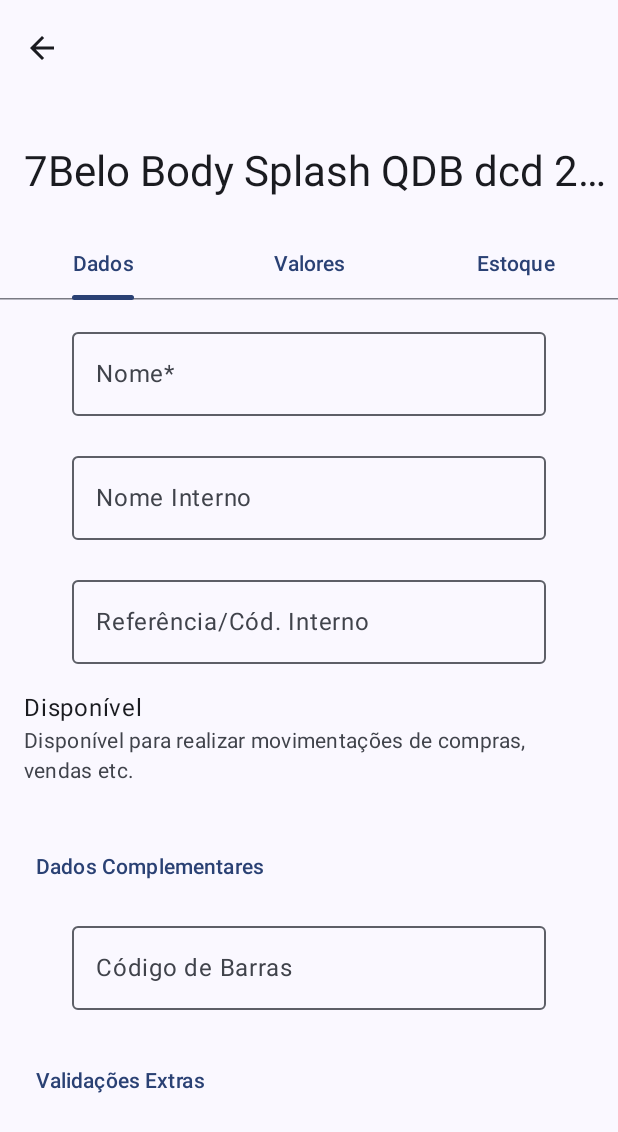
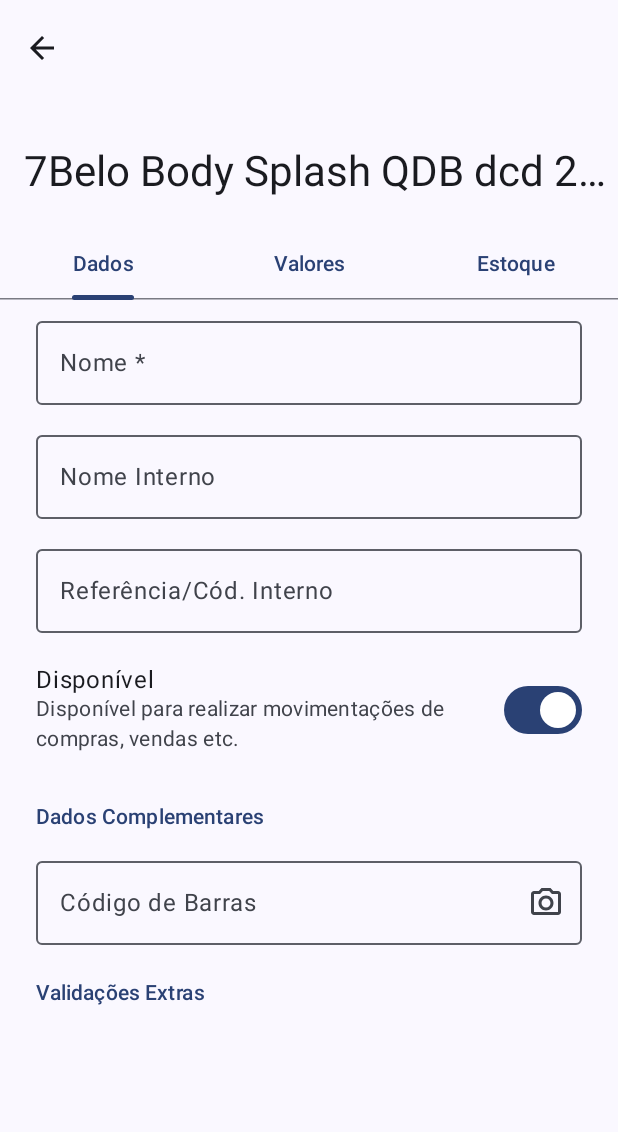
Before and after one commit to gabrielwbenatti/cosmetika, an Android app built with Jetpack Compose: the ProductsDetailPage screen opened through its navigation route, on a phone screen of 412 x 824 dp. Shown: the top 1132 px of the screen. Run offline under Robolectric (Android 15) with nearby library versions, the phone set to English and light mode, and no system bars.

Commit message:
modificações na ui

```diff
--- a/CosmetikaApp/app/src/main/java/com/nittbae/cosmetika/ui/components/base/CKOutlinedTextField.kt
+++ b/CosmetikaApp/app/src/main/java/com/nittbae/cosmetika/ui/components/base/CKOutlinedTextField.kt
@@ -2,10 +2,13 @@ package com.nittbae.cosmetika.ui.components.base
 
 import androidx.compose.foundation.layout.fillMaxWidth
 import androidx.compose.foundation.layout.padding
+import androidx.compose.foundation.text.KeyboardActions
+import androidx.compose.foundation.text.KeyboardOptions
 import androidx.compose.material3.OutlinedTextField
 import androidx.compose.material3.Text
 import androidx.compose.runtime.Composable
 import androidx.compose.ui.Modifier
+import androidx.compose.ui.text.input.ImeAction
 import androidx.compose.ui.unit.dp
 import com.nittbae.cosmetika.ui.theme.CKLayout
 
@@ -14,12 +17,19 @@ fun CKOutlinedTextField(
     modifier: Modifier = Modifier,
     label: String,
     value: String,
+    trailingIcon: (@Composable () -> Unit)? = null,
+    imeAction: ImeAction = ImeAction.Default,
     onValueChange: (String) -> Unit,
 ) {
     OutlinedTextField(
-        modifier = modifier.padding(horizontal = CKLayout.H_PADDING, vertical = CKLayout.V_PADDING / 3),
+        modifier = modifier
+            .padding(horizontal = CKLayout.H_PADDING, vertical = CKLayout.H_PADDING / 4),
         label = { Text(text = label) },
         value = value,
-        onValueChange = onValueChange
+        trailingIcon = trailingIcon,
+        onValueChange = onValueChange,
+        keyboardOptions = KeyboardOptions(
+            imeAction = imeAction
+        )
     )
 }
--- a/CosmetikaApp/app/src/main/java/com/nittbae/cosmetika/ui/components/base/CKSettingItemList.kt
+++ b/CosmetikaApp/app/src/main/java/com/nittbae/cosmetika/ui/components/base/CKSettingItemList.kt
@@ -18,6 +18,7 @@ import androidx.compose.ui.Modifier
 import androidx.compose.ui.graphics.Color
 import androidx.compose.ui.text.style.TextOverflow
 import androidx.compose.ui.unit.dp
+import com.nittbae.cosmetika.ui.theme.CKLayout
 
 @Composable
 fun CKSettingListItem(
@@ -25,8 +26,8 @@ fun CKSettingListItem(
     headline: String,
     supportingText: String? = null,
     leading: (@Composable () -> Unit)? = null,
+    onClick: (() -> Unit)? = null,
     trailing: (@Composable () -> Unit)? = null,
-    onClick: (() -> Unit)? = null,
 ) {
     Surface(
         modifier = Modifier
@@ -35,7 +36,7 @@ fun CKSettingListItem(
         color = Color.Unspecified
     ) {
         Row(
-            modifier = Modifier.padding(horizontal = 24.dp, vertical = 8.dp),
+            modifier = Modifier.padding(horizontal = CKLayout.H_PADDING, vertical = CKLayout.V_PADDING),
             horizontalArrangement = Arrangement.SpaceBetween,
             verticalAlignment = Alignment.CenterVertically
         ) {
@@ -53,7 +54,6 @@ fun CKSettingListItem(
                 modifier = Modifier
                     .weight(1f)
                     .fillMaxHeight()
-                    .padding(end = 16.dp)
             ) {
                 Text(
                     text = headline,
@@ -72,7 +72,11 @@ fun CKSettingListItem(
                 }
             }
 
-            trailing?.invoke()
+            trailing?.let {
+                Box(modifier = Modifier.padding(start = CKLayout.V_PADDING)){
+                    it()
+                }
+            }
         }
     }
 }
--- a/CosmetikaApp/app/src/main/java/com/nittbae/cosmetika/ui/components/base/CKSubtitle.kt
+++ b/CosmetikaApp/app/src/main/java/com/nittbae/cosmetika/ui/components/base/CKSubtitle.kt
@@ -8,6 +8,7 @@ import androidx.compose.runtime.Composable
 import androidx.compose.ui.Modifier
 import androidx.compose.ui.graphics.Color
 import androidx.compose.ui.unit.dp
+import com.nittbae.cosmetika.ui.theme.CKLayout
 
 @Composable
 fun CKSubtitle(
@@ -18,8 +19,12 @@ fun CKSubtitle(
     Text(
         text = text,
         modifier = modifier
-            .fillMaxWidth()
-            .padding(vertical = 8.dp),
+            .padding(
+                start = CKLayout.H_PADDING,
+                top = CKLayout.V_PADDING,
+                end = CKLayout.H_PADDING,
+                bottom = CKLayout.V_PADDING / 3
+            ),
         color = color,
         style = MaterialTheme.typography.labelLarge
     )
--- a/CosmetikaApp/app/src/main/java/com/nittbae/cosmetika/ui/page/home/products/ProductListItem.kt
+++ b/CosmetikaApp/app/src/main/java/com/nittbae/cosmetika/ui/page/home/products/ProductListItem.kt
@@ -11,21 +11,16 @@ fun ProductListItem(
     headline: String,
     supportingText: String? = null,
     leading: (@Composable () -> Unit)? = null,
+    onClick: () -> Unit = {},
     trailing: (@Composable () -> Unit)? = null,
-    onClick: () -> Unit = {},
 ) {
-    ListItem(
-        headlineContent = { Text(text = headline) },
-        supportingText = { if (supportingText != null) Text(text = supportingText) }
-    )
-
-
     CKSettingListItem(
         modifier,
         headline,
         supportingText,
         leading,
-        trailing,
         onClick
-    )
+    ) {
+        trailing?.invoke()
+    }
 }
--- a/CosmetikaApp/app/src/main/java/com/nittbae/cosmetika/ui/page/home/products/ProductsPage.kt
+++ b/CosmetikaApp/app/src/main/java/com/nittbae/cosmetika/ui/page/home/products/ProductsPage.kt
@@ -33,13 +33,12 @@ fun ProductsPage(
         LazyColumn {
             item {
                 CKSubtitle(
-                    modifier = Modifier.padding(horizontal = 24.dp),
                     text = "${3} produtos cadastrados"
                 )
             }
             item {
                 ProductListItem(
-                    modifier = Modifier.padding(horizontal = 24.dp ),
+                    modifier = Modifier.padding(horizontal = 24.dp),
                     headline = "7Belo Body Splash QDB 200ml",
                     supportingText = "Perfumaria",
                     trailing = { Text(text = "62,90") },
--- a/CosmetikaApp/app/src/main/java/com/nittbae/cosmetika/ui/page/home/products/detail/ProductsDetailPage.kt
+++ b/CosmetikaApp/app/src/main/java/com/nittbae/cosmetika/ui/page/home/products/detail/ProductsDetailPage.kt
@@ -7,6 +7,7 @@ import androidx.compose.foundation.layout.padding
 import androidx.compose.foundation.lazy.LazyColumn
 import androidx.compose.material.icons.Icons
 import androidx.compose.material.icons.automirrored.filled.ArrowBack
+import androidx.compose.material.icons.filled.Info
 import androidx.compose.material3.ExperimentalMaterial3Api
 import androidx.compose.material3.Icon
 import androidx.compose.material3.IconButton
@@ -20,12 +21,16 @@ import androidx.compose.runtime.Composable
 import androidx.compose.material3.Text
 import androidx.compose.runtime.getValue
 import androidx.compose.runtime.mutableIntStateOf
+import androidx.compose.runtime.mutableStateOf
 import androidx.compose.runtime.remember
 import androidx.compose.runtime.setValue
 import androidx.compose.ui.Modifier
+import androidx.compose.ui.res.painterResource
+import androidx.compose.ui.text.input.ImeAction
 import androidx.compose.ui.text.style.TextOverflow
 import androidx.compose.ui.unit.dp
 import androidx.navigation.NavController
+import com.nittbae.cosmetika.R
 import com.nittbae.cosmetika.ui.components.base.CKOutlinedTextField
 import com.nittbae.cosmetika.ui.components.base.CKScaffold
 import com.nittbae.cosmetika.ui.components.base.CKSubtitle
@@ -58,6 +63,7 @@ fun ProductsDetailPage(
         }
     ) {
         var state by remember { mutableIntStateOf(0) }
+        var avaliable by remember { mutableStateOf(true) }
         val titles = listOf("Dados", "Valores", "Estoque")
 
         PrimaryTabRow(selectedTabIndex = state) {
@@ -74,62 +80,65 @@ fun ProductsDetailPage(
             item {
                 CKOutlinedTextField(
                     modifier = Modifier
-                        .fillMaxWidth()
-                        .padding(24.dp, 8.dp, 24.dp),
-                    label = "Nome*",
+                        .fillMaxWidth(),
+                    label = "Nome *",
                     value = "",
+                    imeAction = ImeAction.Next,
                     onValueChange = {}
                 )
                 CKOutlinedTextField(
                     modifier = Modifier
-                        .fillMaxWidth()
-                        .padding(24.dp, 8.dp, 24.dp),
+                        .fillMaxWidth(),
                     label = "Nome Interno",
                     value = "",
+                    imeAction = ImeAction.Next,
                     onValueChange = {}
                 )
                 CKOutlinedTextField(
                     modifier = Modifier
-                        .fillMaxWidth()
-                        .padding(24.dp, 8.dp, 24.dp),
+                        .fillMaxWidth(),
                     label = "Referência/Cód. Interno",
                     value = "",
+                    imeAction = ImeAction.Done,
                     onValueChange = {}
                 )
-                ListItem(
-                    headlineContent = { Text(text = "Disponível") },
-                    supportingContent = { Text(text = "Disponível para realizar movimentações de compras, vendas etc.") }
-                )
-//                CKSettingListItem(
-//                    modifier = Modifier
-//                        .fillMaxWidth()
-//                        .padding(24.dp, 8.dp, 24.dp),
-//                    headline = "Disponível",
-//                    supportingText = "Disponível para realizar movimentações de compras, vendas etc.",
-//                    trailing = {
-//                        Switch(checked = false, onCheckedChange = {})
-//                    }
-//                )
+                CKSettingListItem(
+                    modifier = Modifier
+                        .fillMaxWidth(),
+                    headline = "Disponível",
+                    supportingText = "Disponível para realizar movimentações de compras, vendas etc.",
+                    onClick = { avaliable = !avaliable }
+                ) {
+                    Switch(checked = avaliable, onCheckedChange = { avaliable = it })
+                }
             }
 
             item {
                 CKSubtitle(
-                    modifier = Modifier.padding(start = 24.dp, top = 24.dp, end = 24.dp),
+                    modifier = Modifier.fillMaxWidth(),
                     text = "Dados Complementares"
                 )
                 CKOutlinedTextField(
                     modifier = Modifier
-                        .fillMaxWidth()
-                        .padding(24.dp, 8.dp, 24.dp),
+                        .fillMaxWidth(),
                     label = "Código de Barras",
                     value = "",
+//                    trailingIcon = { Icon(imageVector = Icons.Default.Info, contentDescription = "") },
+                    trailingIcon = {
+                        IconButton(onClick = {}) {
+                            Icon(
+                                painter = painterResource(id = R.drawable.outline_camera_alt_24),
+                                contentDescription = ""
+                            )
+                        }
+                    },
                     onValueChange = {}
                 )
             }
 
             item {
                 CKSubtitle(
-                    modifier = Modifier.padding(start = 24.dp, top = 24.dp, end = 24.dp),
+                    modifier = Modifier.fillMaxWidth(),
                     text = "Validações Extras"
                 )
             }
--- /dev/null
+++ b/CosmetikaApp/app/src/main/res/drawable/outline_camera_alt_24.xml
@@ -0,0 +1,5 @@
+<vector xmlns:android="http://schemas.android.com/apk/res/android" android:height="24dp" android:tint="#000000" android:viewportHeight="24" android:viewportWidth="24" android:width="24dp">
+
+    <path android:fillColor="@android:color/white" android:pathData="M20,4h-3.17L15,2L9,2L7.17,4L4,4c-1.1,0 -2,0.9 -2,2v12c0,1.1 0.9,2 2,2h16c1.1,0 2,-0.9 2,-2L22,6c0,-1.1 -0.9,-2 -2,-2zM20,18L4,18L4,6h4.05l1.83,-2h4.24l1.83,2L20,6v12zM12,7c-2.76,0 -5,2.24 -5,5s2.24,5 5,5 5,-2.24 5,-5 -2.24,-5 -5,-5zM12,15c-1.65,0 -3,-1.35 -3,-3s1.35,-3 3,-3 3,1.35 3,3 -1.35,3 -3,3z"/>
+
+</vector>
```
